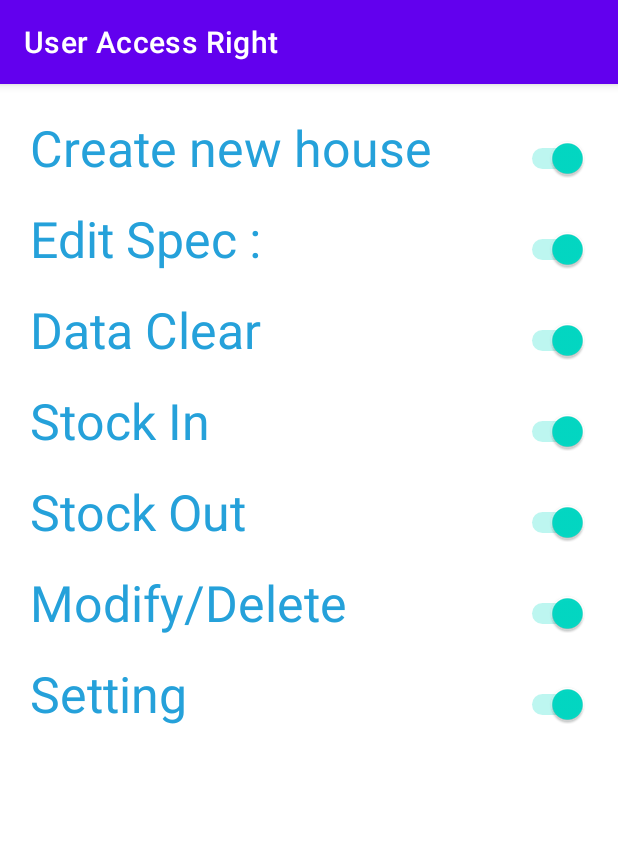
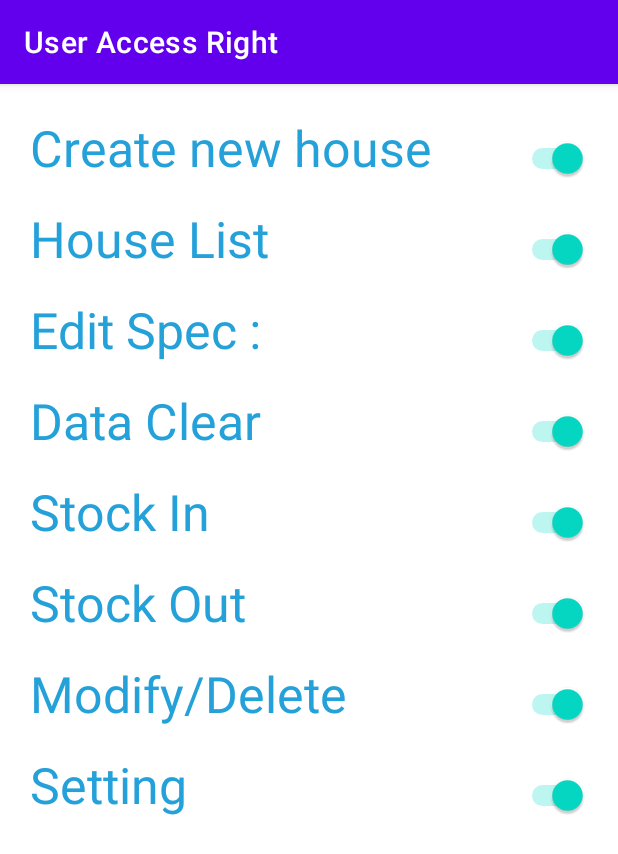
Before and after one commit to tzejian27/DB_Inventory_8April22, an Android app: the Access_Right screen opened directly, with no data from a screen before it, on a phone screen of 412 x 824 dp. Shown: the top 854 px of the screen. Run offline under Robolectric (Android 15) with nearby library versions, the phone set to English and light mode, and no system bars; our stand-ins replace Firebase (no records; nobody signed in at launch, a user with empty details on screens opened directly).

Commit message:
access right

```diff
--- a/app/src/main/AndroidManifest.xml
+++ b/app/src/main/AndroidManifest.xml
@@ -12,6 +12,9 @@
         android:roundIcon="@mipmap/ic_launcher_iconnn"
         android:supportsRtl="true"
         android:theme="@style/Theme.DB_Inventory">
+        <activity
+            android:name=".Sales_Order"
+            android:exported="false" />
         <activity
             android:name=".StockOut_step3"
             android:exported="false" />
--- a/app/src/main/java/com/example/db_inventory/Access_Right.java
+++ b/app/src/main/java/com/example/db_inventory/Access_Right.java
@@ -23,6 +23,7 @@ public class Access_Right extends AppCompatActivity {
     Switch sw_stock_out;
     Switch sw_modify_delete;
     Switch sw_setting;
+    Switch sw_house_list;
     DatabaseReference arightRef;
 
     String Switch1;
@@ -32,6 +33,7 @@ public class Access_Right extends AppCompatActivity {
     String Switch5;
     String Switch6;
     String Switch7;
+    String Switch8;
 
     Button btn_confirm;
 
@@ -48,6 +50,7 @@ public class Access_Right extends AppCompatActivity {
         sw_stock_out = findViewById(R.id.switch_SO);
         sw_modify_delete = findViewById(R.id.switch_modify_delete);
         sw_setting = findViewById(R.id.switch_setting);
+        sw_house_list = findViewById(R.id.switch_house_list);
 
         arightRef = FirebaseDatabase.getInstance().getReference("Access_Right");
         arightRef.keepSynced(true);
@@ -146,6 +149,19 @@ public class Access_Right extends AppCompatActivity {
             }
         });
 
+        sw_house_list.setOnCheckedChangeListener(new CompoundButton.OnCheckedChangeListener() {
+            @Override
+            public void onCheckedChanged(CompoundButton buttonView, boolean isChecked) {
+                if (sw_house_list.isChecked()) {
+                    Switch8 = "On";
+                    arightRef.child("SW_HouseList").setValue(Switch8).toString().trim();
+                } else {
+                    Switch8 = "Off";
+                    arightRef.child("SW_HouseList").setValue(Switch8).toString().trim();
+                }
+            }
+        });
+
         String users = getIntent().getStringExtra("Users");
 
         /*btn_confirm.setOnClickListener(new View.OnClickListener() {
@@ -182,6 +198,7 @@ public class Access_Right extends AppCompatActivity {
                     String sw_SO = snapshot.child("SW_StockOut").getValue().toString().trim();
                     String sw_MD = snapshot.child("SW_ModifyDelete").getValue().toString().trim();
                     String sw_set = snapshot.child("SW_Setting").getValue().toString().trim();
+                    String sw_HL = snapshot.child("SW_HouseList").getValue().toString().trim();
 
                     if (sw_nh.equals("Off")) {
                         sw_new_house.setChecked(false);
@@ -225,6 +242,12 @@ public class Access_Right extends AppCompatActivity {
                         sw_setting.setChecked(true);
                     }
 
+                    if (sw_HL.equals("Off")) {
+                        sw_house_list.setChecked(false);
+                    } else if (sw_HL.equals("On")) {
+                        sw_house_list.setChecked(true);
+                    }
+
                 } else {
                     arightRef.child("SW_NewHouse").setValue("On");
                     arightRef.child("SW_EditSpec").setValue("On");
@@ -233,6 +256,7 @@ public class Access_Right extends AppCompatActivity {
                     arightRef.child("SW_StockOut").setValue("On");
                     arightRef.child("SW_ModifyDelete").setValue("On");
                     arightRef.child("SW_Setting").setValue("On");
+                    arightRef.child("SW_HouseList").setValue("On");
 
                     sw_new_house.setChecked(true);
                     sw_edit_spec.setChecked(true);
@@ -241,6 +265,7 @@ public class Access_Right extends AppCompatActivity {
                     sw_stock_out.setChecked(true);
                     sw_modify_delete.setChecked(true);
                     sw_setting.setChecked(true);
+                    sw_house_list.setChecked(true);
 
                 }
             }
--- a/app/src/main/java/com/example/db_inventory/House_List_Stock_In.java
+++ b/app/src/main/java/com/example/db_inventory/House_List_Stock_In.java
@@ -106,7 +106,7 @@ public class House_List_Stock_In extends AppCompatActivity {
                                 intent.putExtra("Key", key);
                                 intent.putExtra("name", name);
                                 intent.putExtra("Users", users);
-                                Toast.makeText(getApplicationContext(), "", Toast.LENGTH_SHORT).show();
+                                Toast.makeText(getApplicationContext(), "Enter " + name, Toast.LENGTH_SHORT).show();
                                 startActivity(intent);
                             }
 
--- a/app/src/main/java/com/example/db_inventory/House_List_Stock_Out.java
+++ b/app/src/main/java/com/example/db_inventory/House_List_Stock_Out.java
@@ -105,7 +105,7 @@ public class House_List_Stock_Out extends AppCompatActivity {
                                 intent.putExtra("Key", key);
                                 intent.putExtra("name", name);
                                 intent.putExtra("Users", users);
-                                Toast.makeText(getApplicationContext(), "", Toast.LENGTH_SHORT).show();
+                                Toast.makeText(getApplicationContext(), "Enter " + name, Toast.LENGTH_SHORT).show();
                                 startActivity(intent);
                             }
 
--- a/app/src/main/java/com/example/db_inventory/Login_Menu.java
+++ b/app/src/main/java/com/example/db_inventory/Login_Menu.java
@@ -49,7 +49,7 @@ public class Login_Menu extends AppCompatActivity {
         AlertDialog.Builder builder = new AlertDialog.Builder(Login_Menu.this)
                 .setTitle("Exit")
                 .setCancelable(false)
-                .setMessage("Are your sure want to exit?")
+                .setMessage("Are you sure to exit?")
                 .setPositiveButton("Yes", new DialogInterface.OnClickListener() {
                     @Override
                     public void onClick(DialogInterface dialog, int which) {
--- a/app/src/main/res/layout/activity_access_right.xml
+++ b/app/src/main/res/layout/activity_access_right.xml
@@ -17,7 +17,7 @@
             android:layout_width="wrap_content"
             android:layout_height="wrap_content"
             android:layout_weight="5"
-            android:text="Create new house"
+            android:text="@string/create_new_house"
             android:textColor="@color/blue"
             android:textSize="50px" />
 
@@ -27,7 +27,34 @@
             android:layout_width="wrap_content"
             android:layout_height="wrap_content"
             android:layout_weight="1"
-            android:checked="false" />
+            android:checked="false"
+            tools:ignore="UseSwitchCompatOrMaterialXml" />
+
+    </LinearLayout>
+
+    <LinearLayout
+        android:layout_width="match_parent"
+        android:layout_height="wrap_content"
+        android:layout_marginTop="16dp"
+        android:orientation="horizontal">
+
+        <TextView
+            android:id="@+id/txt_houselist_nh"
+            android:layout_width="wrap_content"
+            android:layout_height="wrap_content"
+            android:layout_weight="5"
+            android:text="@string/house_list"
+            android:textColor="@color/blue"
+            android:textSize="50px" />
+
+        <Switch
+
+            android:id="@+id/switch_house_list"
+            android:layout_width="wrap_content"
+            android:layout_height="wrap_content"
+            android:layout_weight="1"
+            android:checked="false"
+            tools:ignore="UseSwitchCompatOrMaterialXml" />
 
     </LinearLayout>
 
@@ -53,7 +80,8 @@
             android:layout_width="wrap_content"
             android:layout_height="wrap_content"
             android:layout_weight="1"
-            android:checked="false" />
+            android:checked="false"
+            tools:ignore="UseSwitchCompatOrMaterialXml" />
 
     </LinearLayout>
 
@@ -68,7 +96,7 @@
             android:layout_width="wrap_content"
             android:layout_height="wrap_content"
             android:layout_weight="5"
-            android:text="Data Clear"
+            android:text="@string/data_clear"
             android:textColor="@color/blue"
             android:textSize="50px" />
 
@@ -78,7 +106,8 @@
             android:layout_width="wrap_content"
             android:layout_height="wrap_content"
             android:layout_weight="1"
-            android:checked="false" />
+            android:checked="false"
+            tools:ignore="UseSwitchCompatOrMaterialXml" />
 
     </LinearLayout>
 
@@ -93,7 +122,7 @@
             android:layout_width="wrap_content"
             android:layout_height="wrap_content"
             android:layout_weight="5"
-            android:text="Stock In"
+            android:text="@string/stock_in"
             android:textColor="@color/blue"
             android:textSize="50px" />
 
@@ -103,7 +132,8 @@
             android:layout_width="wrap_content"
             android:layout_height="wrap_content"
             android:layout_weight="1"
-            android:checked="false" />
+            android:checked="false"
+            tools:ignore="UseSwitchCompatOrMaterialXml" />
 
 
     </LinearLayout>
@@ -119,7 +149,7 @@
             android:layout_width="wrap_content"
             android:layout_height="wrap_content"
             android:layout_weight="5"
-            android:text="Stock Out"
+            android:text="@string/stock_out"
             android:textColor="@color/blue"
             android:textSize="50px" />
 
@@ -129,7 +159,8 @@
             android:layout_width="wrap_content"
             android:layout_height="wrap_content"
             android:layout_weight="1"
-            android:checked="false" />
+            android:checked="false"
+            tools:ignore="UseSwitchCompatOrMaterialXml" />
 
 
     </LinearLayout>
@@ -145,7 +176,7 @@
             android:layout_width="wrap_content"
             android:layout_height="wrap_content"
             android:layout_weight="5"
-            android:text="Modify/Delete"
+            android:text="@string/modify_delete"
             android:textColor="@color/blue"
             android:textSize="50px" />
 
@@ -155,7 +186,8 @@
             android:layout_width="wrap_content"
             android:layout_height="wrap_content"
             android:layout_weight="1"
-            android:checked="false" />
+            android:checked="false"
+            tools:ignore="UseSwitchCompatOrMaterialXml" />
 
 
     </LinearLayout>
@@ -164,19 +196,19 @@
         android:layout_width="match_parent"
         android:layout_height="wrap_content"
         android:layout_marginTop="16dp"
-        android:orientation="horizontal">
+        android:orientation="horizontal"
+        tools:ignore="UseSwitchCompatOrMaterialXml">
 
         <TextView
             android:id="@+id/txt_setting"
             android:layout_width="wrap_content"
             android:layout_height="wrap_content"
             android:layout_weight="5"
-            android:text="Setting"
+            android:text="@string/setting"
             android:textColor="@color/blue"
             android:textSize="50px" />
 
         <Switch
-
             android:id="@+id/switch_setting"
             android:layout_width="wrap_content"
             android:layout_height="wrap_content"
--- a/app/src/main/res/layout/activity_create_user.xml
+++ b/app/src/main/res/layout/activity_create_user.xml
@@ -27,7 +27,7 @@
             android:layout_width="match_parent"
             android:layout_height="match_parent"
             android:layout_margin="10dp"
-            android:hint="Create New User"
+            android:hint="@string/create_new_user"
             android:inputType="text"
             android:textColor="@color/black" />
 
@@ -68,7 +68,7 @@
             android:layout_width="wrap_content"
             android:layout_height="wrap_content"
             android:layout_margin="10dp"
-            android:text="Role (User or Admin)"
+            android:text="@string/role_user_or_admin"
             android:textAppearance="@style/TextAppearance.AppCompat.Medium"
             android:textColor="@color/black" />
 
--- a/app/src/main/res/layout/activity_house_list_stock_in.xml
+++ b/app/src/main/res/layout/activity_house_list_stock_in.xml
@@ -15,7 +15,8 @@
             android:id="@+id/imageView_house_back_SI"
             android:layout_width="40dp"
             android:layout_height="40dp"
-            android:src="@drawable/ic_action_back" />
+            android:src="@drawable/ic_action_back"
+            android:contentDescription="TODO" />
 
         <TextView
 
@@ -24,7 +25,7 @@
             android:layout_height="40dp"
             android:layout_weight="1"
             android:gravity="center"
-            android:text="@string/house_list"
+            android:text="@string/house_list_stock_in"
             android:textSize="50px" />
 
         <ImageView
--- a/app/src/main/res/layout/activity_house_list_stock_out.xml
+++ b/app/src/main/res/layout/activity_house_list_stock_out.xml
@@ -24,7 +24,7 @@
             android:layout_height="40dp"
             android:layout_weight="1"
             android:gravity="center"
-            android:text="House List (Stock Out)"
+            android:text="@string/house_list_stock_out"
             android:textSize="50px" />
 
         <ImageView
--- a/app/src/main/res/layout/activity_stock_in_step2.xml
+++ b/app/src/main/res/layout/activity_stock_in_step2.xml
@@ -54,7 +54,7 @@
         android:layout_height="wrap_content"
         android:layout_marginBottom="10dp"
         android:inputType="numberDecimal"
-        android:text="Item Cost :"
+        android:text="@string/item_cost"
         android:textColor="@color/blue"
         android:textSize="50px" />
 
@@ -65,7 +65,7 @@
         android:layout_marginBottom="50dp"
         android:background="@drawable/blue_border"
         android:ems="10"
-        android:hint="Enter cost"
+        android:hint="@string/enter_cost"
         android:inputType="numberDecimal"
         android:paddingLeft="20dp" />
 
--- a/app/src/main/res/layout/activity_stock_out_scan.xml
+++ b/app/src/main/res/layout/activity_stock_out_scan.xml
@@ -14,7 +14,7 @@
         android:layout_gravity="center_horizontal"
         android:layout_marginTop="18dp"
         android:layout_marginBottom="70dp"
-        android:text="Stock Out"
+        android:text="@string/stock_out"
         android:textColor="@color/blue"
         android:textSize="80px" />
 
--- a/app/src/main/res/layout/activity_stock_out_step3.xml
+++ b/app/src/main/res/layout/activity_stock_out_step3.xml
@@ -13,7 +13,7 @@
         android:layout_height="wrap_content"
         android:layout_gravity="center_horizontal"
         android:layout_marginBottom="30dp"
-        android:text="Stock Out"
+        android:text="@string/stock_out"
         android:textColor="@color/blue"
         android:textSize="80px" />
 
@@ -28,7 +28,7 @@
             android:layout_width="wrap_content"
             android:layout_height="wrap_content"
             android:layout_weight="1"
-            android:text="House Qty"
+            android:text="@string/house_qty"
             android:textColor="@color/blue" />
 
         <TextView
--- a/app/src/main/res/values/strings.xml
+++ b/app/src/main/res/values/strings.xml
@@ -91,4 +91,16 @@
     <string name="role1">Role</string>
     <string name="cost1">Cost</string>
     <string name="disable_edit_spec">Disable Edit Spec:</string>
+    <string name="create_new_house">Create new house</string>
+    <string name="modify_delete">Modify/Delete</string>
+    <string name="create_new_user">Create New User</string>
+    <string name="role_user_or_admin">Role (User or Admin)</string>
+    <string name="house_list_stock_in">House List (Stock In)</string>
+    <string name="house_list_stock_out">House List (Stock Out)</string>
+    <string name="item_cost">Item Cost :</string>
+    <string name="qty_in">Qty in</string>
+    <string name="add_qty_in">Add qty in</string>
+    <string name="house_qty">House Qty</string>
+    <string name="stock_out">Stock Out</string>
+    <string name="stock_in">Stock In</string>
 </resources>
```
Also changed, not shown: app/src/main/java/com/example/db_inventory/Home_Page.java (+23 -3 lines), app/src/main/java/com/example/db_inventory/MainActivity.java (+27 -3 lines), app/src/main/java/com/example/db_inventory/Sales_Order.java (added, +14 -0 lines), app/src/main/res/layout/activity_sales_order.xml (added, +24 -0 lines), app/src/main/res/layout/activity_stock_in_step3.xml (+5 -5 lines), app/src/main/res/layout/house_list_item.xml (+6 -6 lines).
